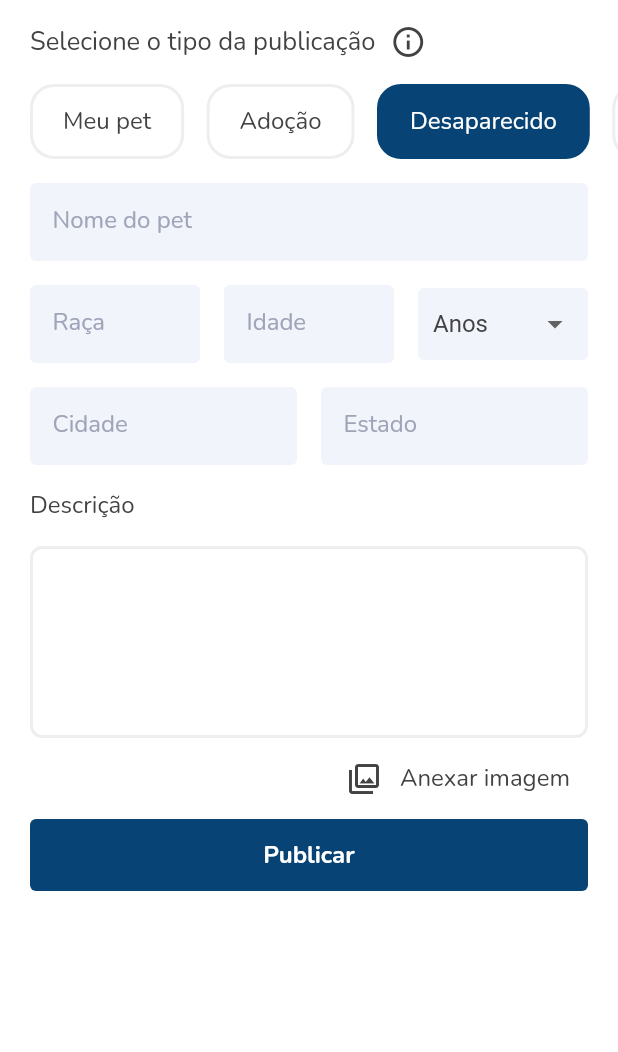
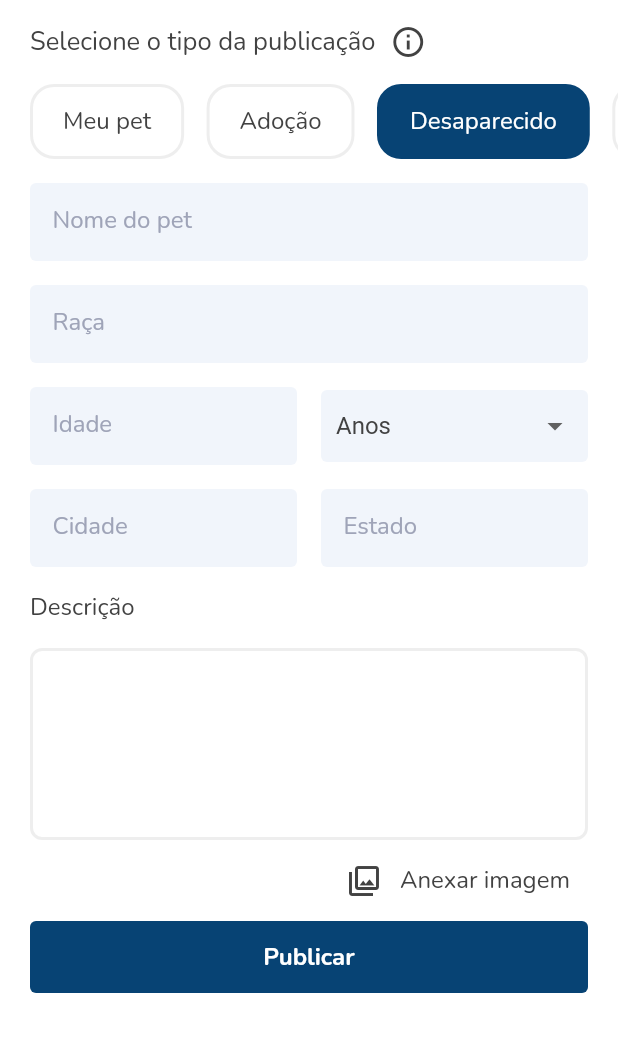
Before and after one commit to Jack-antunes-01/pet_hood, a Flutter app: the PublicationPage screen opened directly, after a tap on "Meu pet", after a tap on "Adoção", after a tap on "Desaparecido", on a phone screen of 412 x 824 dp, the part 84-1136 px from its top. Run offline on Flutter 3.47's test engine with Material 2 defaults, Android fonts, the phone set to English and light mode, and no system bars; our stand-ins replace email_validator, expansion_tile_card, flutter_svg, get, image_picker, like_button and 2 more; project files that could hold a hidden picture were left out.

Commit message:
refactor: publication screen

```diff
--- a/lib/app/components/publication_create/create_adoption_publication.dart
+++ b/lib/app/components/publication_create/create_adoption_publication.dart
@@ -119,7 +119,7 @@ class _CreateAdoptionPublicationState extends State<CreateAdoptionPublication> {
     var height = MediaQuery.of(context).size.height;
     return Form(
       key: formKey,
-      autovalidateMode: AutovalidateMode.onUserInteraction,
+      autovalidateMode: AutovalidateMode.disabled,
       child: Column(
         crossAxisAlignment: CrossAxisAlignment.start,
         children: [
--- a/lib/app/components/publication_create/create_missing_publication.dart
+++ b/lib/app/components/publication_create/create_missing_publication.dart
@@ -72,7 +72,7 @@ class _CreateMissingPublicationState extends State<CreateMissingPublication> {
             name: petName,
             description: description,
             createdAt: DateTime.now(),
-            category: PetCategory.adoption,
+            category: PetCategory.disappear,
             petImageFile: petImage,
             state: state,
             city: city,
@@ -106,13 +106,15 @@ class _CreateMissingPublicationState extends State<CreateMissingPublication> {
     }
   }
 
+  bool validation = false;
+
   @override
   Widget build(BuildContext context) {
     var safePaddingBottom = MediaQuery.of(context).padding.bottom;
     var height = MediaQuery.of(context).size.height;
     return Form(
       key: formKey,
-      autovalidateMode: AutovalidateMode.onUserInteraction,
+      autovalidateMode: AutovalidateMode.disabled,
       child: Column(
         crossAxisAlignment: CrossAxisAlignment.start,
         children: [
@@ -122,35 +124,6 @@ class _CreateMissingPublicationState extends State<CreateMissingPublication> {
               crossAxisAlignment: CrossAxisAlignment.start,
               children: const [
                 NameBreedPublication(),
-                // const Padding(
-                //   padding: EdgeInsets.only(bottom: 16),
-                //   child: CustomText(
-                //     text: "Data que o pet desapareceu: ",
-                //     color: grey800,
-                //   ),
-                // ),
-                // Padding(
-                //   padding: const EdgeInsets.only(bottom: 16),
-                //   child: Row(
-                //     children: [
-                //       Flexible(
-                //         child: CustomInput(
-                //           controller:
-                //               _publicationPageController.dateMissingController,
-                //           placeholderText: "01/01/2022",
-                //           labelActive: false,
-                //           validator: (date) => dateValidator(value: date),
-                //           inputFormatters: [
-                //             MaskTextInputFormatter(mask: "##/##/####"),
-                //           ],
-                //           keyboardType: TextInputType.number,
-                //         ),
-                //       ),
-                //       const SizedBox(width: 16),
-                //       const Spacer(),
-                //     ],
-                //   ),
-                // ),
                 CityStatePublication(),
               ],
             ),
--- a/lib/app/components/publication_create/widgets/city_state_publication.dart
+++ b/lib/app/components/publication_create/widgets/city_state_publication.dart
@@ -24,6 +24,7 @@ class _CityStatePublicationState extends State<CityStatePublication> {
             validator: (state) =>
                 state != null && state.length > 2 ? null : "Cidade Inválida",
             maxLength: 30,
+            textCapitalization: TextCapitalization.characters,
           ),
         ),
         const SizedBox(width: 16),
@@ -34,6 +35,7 @@ class _CityStatePublicationState extends State<CityStatePublication> {
             validator: (state) =>
                 state != null && state.length == 2 ? null : "Estado Inválido",
             maxLength: 2,
+            textCapitalization: TextCapitalization.characters,
           ),
         ),
       ],
--- a/lib/app/components/publication_create/widgets/name_breed_publication.dart
+++ b/lib/app/components/publication_create/widgets/name_breed_publication.dart
@@ -39,19 +39,26 @@ class _NameBreedPublicationState extends State<NameBreedPublication> {
                   placeholderText: "Raça",
                   validator: (breed) => breed != null && breed.isNotEmpty
                       ? null
-                      : "Digite a raça",
+                      : "Digite a raça do pet",
                   inputFormatters: [
                     FilteringTextInputFormatter.allow(onlyLetters),
                   ],
                 ),
               ),
-              const SizedBox(width: 16),
+            ],
+          ),
+        ),
+        Padding(
+          padding: const EdgeInsets.only(bottom: 16),
+          child: Row(
+            children: [
               Flexible(
                 child: CustomInput(
                   controller: _publicationPageController.ageController,
                   placeholderText: "Idade",
-                  validator: (age) =>
-                      age != null && age.isNotEmpty ? null : "Digite a idade",
+                  validator: (age) => age != null && age.isNotEmpty
+                      ? null
+                      : "Digite a idade do pet",
                   inputFormatters: [
                     FilteringTextInputFormatter.digitsOnly,
                   ],
--- a/lib/app/pages/adoption/pet_details/pet_details.dart
+++ b/lib/app/pages/adoption/pet_details/pet_details.dart
@@ -189,7 +189,7 @@ class PetDetails extends StatelessWidget {
                   color: primary,
                   borderRadius: BorderRadius.circular(20),
                   child: InkWell(
-                    onTap: () {},
+                    onTap: () => Get.toNamed(Routes.chatPeople),
                     borderRadius: BorderRadius.circular(20),
                     child: Container(
                       padding: const EdgeInsets.symmetric(
```
Also changed, not shown: lib/app/components/publication_create/create_found_publication.dart (+4 -30 lines).
